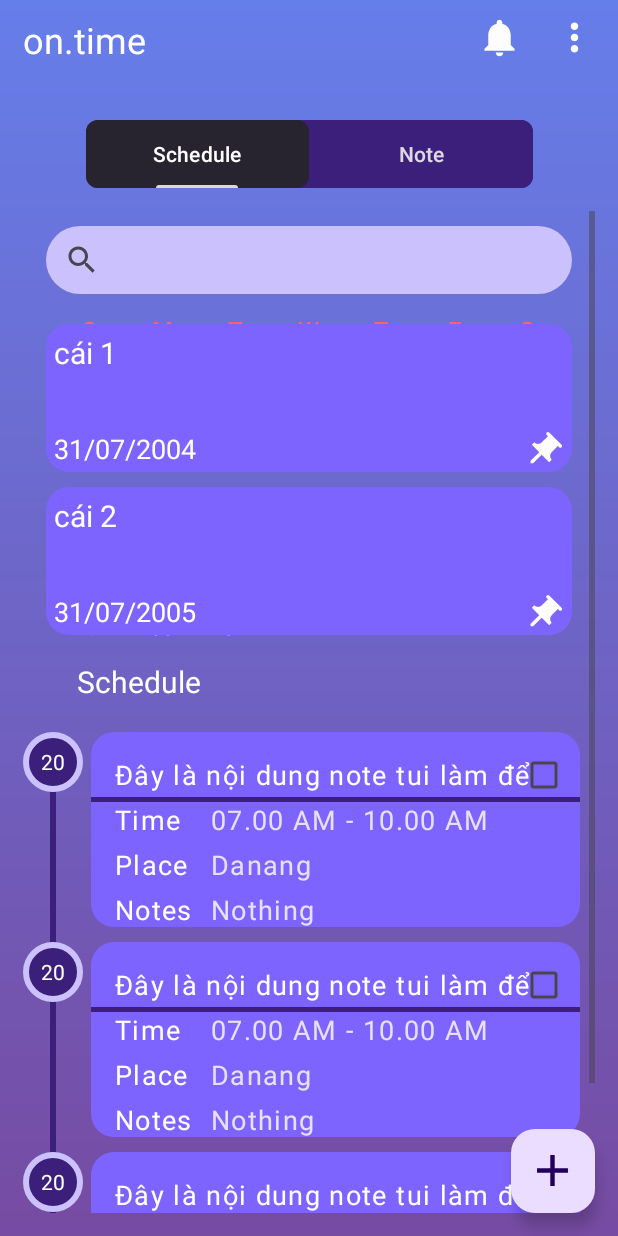
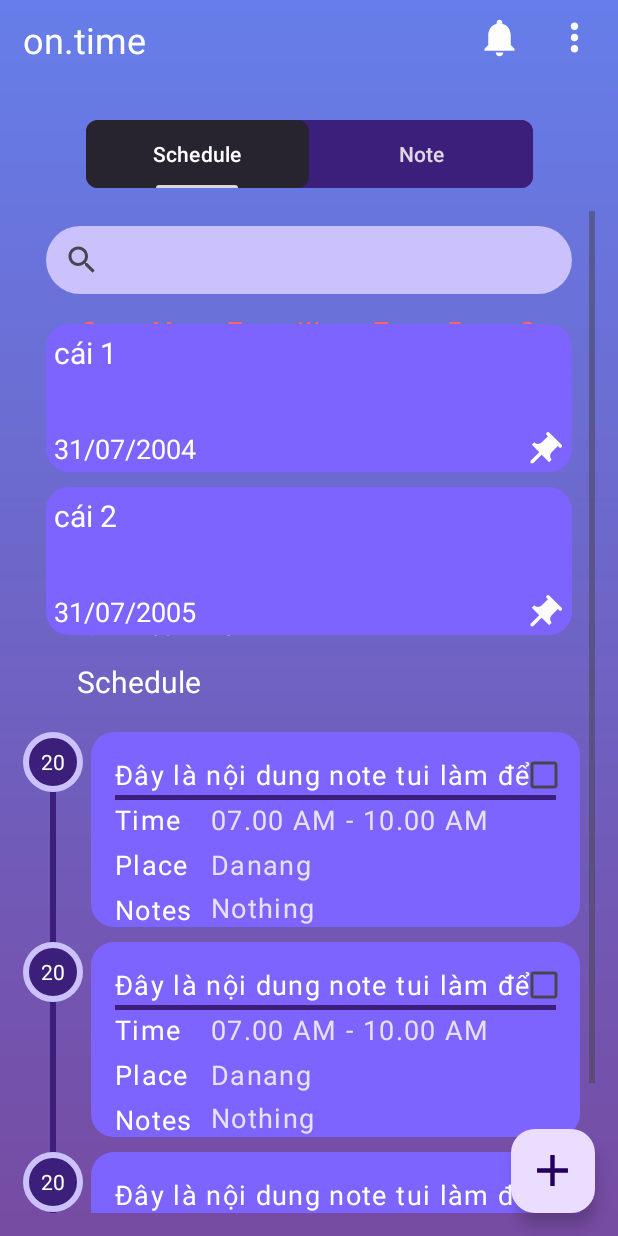
Before and after one commit to VinhGiang731/To-Do-List-App, an Android app: the fragment Note_Fragment placed in its activity, on a phone screen of 412 x 824 dp. Run offline under Robolectric (Android 15) with nearby library versions, the phone set to English and light mode, and no system bars.

```diff
--- a/app/src/main/AndroidManifest.xml
+++ b/app/src/main/AndroidManifest.xml
@@ -16,7 +16,7 @@
             android:name=".controller.InsertNoteActivity"
             android:exported="false" />
         <activity
-            android:name=".controller.ScheduleActivity"
+            android:name=".controller.InsertScheduleActivity"
             android:exported="false" />
         <activity
             android:name=".controller.MoreActivity"
--- a/app/src/main/java/com/example/to_do_list/controller/ScheduleActivity.kt
+++ b/app/src/main/java/com/example/to_do_list/controller/InsertScheduleActivity.kt
@@ -5,14 +5,13 @@ import androidx.activity.enableEdgeToEdge
 import androidx.appcompat.app.AppCompatActivity
 import com.example.to_do_list.databinding.ActivityScheduleBinding
 
-class ScheduleActivity : AppCompatActivity() {
+class InsertScheduleActivity : AppCompatActivity() {
     private lateinit var binding : ActivityScheduleBinding
     override fun onCreate(savedInstanceState: Bundle?) {
         super.onCreate(savedInstanceState)
         enableEdgeToEdge()
         binding = ActivityScheduleBinding.inflate(layoutInflater)
         setContentView(binding.root)
-
         AddeventBtnBack()
     }
 
--- a/app/src/main/java/com/example/to_do_list/controller/MakeNoteActivity.kt
+++ b/app/src/main/java/com/example/to_do_list/controller/MakeNoteActivity.kt
@@ -51,7 +51,7 @@ class MakeNoteActivity : AppCompatActivity() {
 
     private fun AddEventSubFloat2() {
         binding.fabSubFloat2.setOnClickListener {
-            val i = Intent(this, ScheduleActivity::class.java)
+            val i = Intent(this, InsertScheduleActivity::class.java)
             startActivity(i)
         }
     }
--- a/app/src/main/java/com/example/to_do_list/model/Rv_ScheduleAdepter.kt
+++ b/app/src/main/java/com/example/to_do_list/model/Rv_ScheduleAdepter.kt
@@ -31,14 +31,14 @@ class Rv_ScheduleAdepter(
             binding.txtPlace.text = list[position].place
             binding.txtNote.text = list[position].notes
 
-//            holder.itemView.setOnClickListener {
-//                onItem.onLongClickNote(position)
-//                true
-//            }
-//
-//            holder.itemView.setOnClickListener {
-//                onItem.onClickNote(position)
-//            }
+            holder.itemView.setOnLongClickListener {
+                onItem.onLongClickNote(position)
+                true
+            }
+
+            holder.itemView.setOnClickListener {
+                onItem.onClickNote(position)
+            }
         }
     }
 
--- a/app/src/main/res/layout/activity_schedule.xml
+++ b/app/src/main/res/layout/activity_schedule.xml
@@ -8,7 +8,7 @@
     android:background="@drawable/bg_more_options"
     android:fitsSystemWindows="true"
     android:orientation="vertical"
-    tools:context=".controller.ScheduleActivity">
+    tools:context=".controller.InsertScheduleActivity">
 
     <androidx.constraintlayout.widget.ConstraintLayout
         android:layout_width="match_parent"
--- a/app/src/main/res/layout/custom_itemnote.xml
+++ b/app/src/main/res/layout/custom_itemnote.xml
@@ -1,8 +1,8 @@
 <?xml version="1.0" encoding="utf-8"?>
 <androidx.constraintlayout.widget.ConstraintLayout xmlns:android="http://schemas.android.com/apk/res/android"
+    xmlns:app="http://schemas.android.com/apk/res-auto"
     android:layout_width="match_parent"
     android:layout_height="wrap_content"
-    xmlns:app="http://schemas.android.com/apk/res-auto"
     android:layout_marginBottom="10sp"
     android:background="@drawable/bg_note_content"
     android:clickable="true"
@@ -10,20 +10,18 @@
 
     <TextView
         android:id="@+id/txt_note"
-        app:layout_constraintStart_toStartOf="parent"
-        app:layout_constraintTop_toTopOf="parent"
         android:layout_width="match_parent"
         android:layout_height="50sp"
         android:layout_margin="5sp"
         android:lineSpacingExtra="2sp"
         android:text="@string/note_content"
         android:textColor="@color/white"
-        android:textSize="20sp" />
+        android:textSize="20sp"
+        app:layout_constraintStart_toStartOf="parent"
+        app:layout_constraintTop_toTopOf="parent" />
 
     <TextView
         android:id="@+id/txt_note_date"
-        app:layout_constraintStart_toStartOf="parent"
-        app:layout_constraintTop_toBottomOf="@+id/txt_note"
         android:layout_width="wrap_content"
         android:layout_height="wrap_content"
         android:layout_marginStart="5sp"
@@ -31,17 +29,19 @@
         android:layout_marginBottom="5sp"
         android:text="@string/note_date"
         android:textColor="@color/white"
-        android:textSize="18sp" />
+        android:textSize="18sp"
+        app:layout_constraintStart_toStartOf="parent"
+        app:layout_constraintTop_toBottomOf="@+id/txt_note" />
 
     <androidx.appcompat.widget.AppCompatImageButton
         android:id="@+id/btn_pushpin"
-        app:layout_constraintEnd_toEndOf="parent"
-        app:layout_constraintTop_toBottomOf="@+id/txt_note"
-        app:srcCompat="@drawable/img_btn_push_pin"
         android:layout_width="wrap_content"
         android:layout_height="wrap_content"
         android:layout_marginTop="15dp"
         android:layout_marginEnd="5sp"
         android:background="@drawable/empty_bg"
-        android:contentDescription="@string/desc_push_pin" />
+        android:contentDescription="@string/desc_push_pin"
+        app:layout_constraintEnd_toEndOf="parent"
+        app:layout_constraintTop_toBottomOf="@+id/txt_note"
+        app:srcCompat="@drawable/img_btn_push_pin" />
 </androidx.constraintlayout.widget.ConstraintLayout>
--- a/app/src/main/res/layout/custom_itemschedule.xml
+++ b/app/src/main/res/layout/custom_itemschedule.xml
@@ -4,6 +4,8 @@
     xmlns:tools="http://schemas.android.com/tools"
     android:layout_width="match_parent"
     android:layout_height="wrap_content"
+    android:clickable="true"
+    android:focusable="true"
     android:orientation="horizontal"
     tools:ignore="DisableBaselineAlignment">
 
@@ -35,9 +37,7 @@
         android:layout_height="130dp"
         android:layout_marginStart="5dp"
         android:layout_marginEnd="10dp"
-        android:background="@drawable/bg_note_content"
-        android:clickable="true"
-        android:focusable="true">
+        android:background="@drawable/bg_note_content">
 
         <TextView
             android:id="@+id/txt_title_schedule"
@@ -61,13 +61,13 @@
 
         <View
             android:id="@+id/view3"
-            android:layout_width="wrap_content"
+            android:layout_width="match_parent"
             android:layout_height="3dp"
-            android:layout_marginTop="43dp"
-            android:layout_span="2"
+            android:layout_marginStart="16dp"
+            android:layout_marginTop="42dp"
+            android:layout_marginEnd="16dp"
             android:background="@color/purple"
             app:layout_constraintEnd_toEndOf="parent"
-            app:layout_constraintHorizontal_bias="1.0"
             app:layout_constraintStart_toStartOf="parent"
             app:layout_constraintTop_toTopOf="parent" />
 
@@ -87,7 +87,7 @@
             android:layout_width="wrap_content"
             android:layout_height="wrap_content"
             android:layout_marginStart="20dp"
-            android:hint="@string/time"
+            android:text="@string/time"
             app:layout_constraintStart_toEndOf="@+id/textView8"
             app:layout_constraintTop_toBottomOf="@+id/txt_title_schedule"
             tools:ignore="MissingConstraints" />
@@ -106,7 +106,7 @@
             style="@style/item_schedule2"
             android:layout_width="wrap_content"
             android:layout_height="wrap_content"
-            android:hint="@string/place"
+            android:text="@string/place"
             app:layout_constraintStart_toStartOf="@+id/txt_time"
             app:layout_constraintTop_toBottomOf="@+id/txt_time"
             tools:ignore="MissingConstraints" />
@@ -125,7 +125,8 @@
             style="@style/item_schedule2"
             android:layout_width="wrap_content"
             android:layout_height="wrap_content"
-            android:hint="@string/notes"
+            android:layout_marginTop="4dp"
+            android:text="@string/notes"
             app:layout_constraintStart_toStartOf="@+id/txt_place"
             app:layout_constraintTop_toBottomOf="@+id/txt_place"
             tools:ignore="MissingConstraints" />
```
Also changed, not shown: app/src/main/java/com/example/to_do_list/controller/Schedule_fragment.kt (+5 -3 lines), app/src/main/java/com/example/to_do_list/model/Rv_NoteAdapter.kt (+7 -2 lines).
